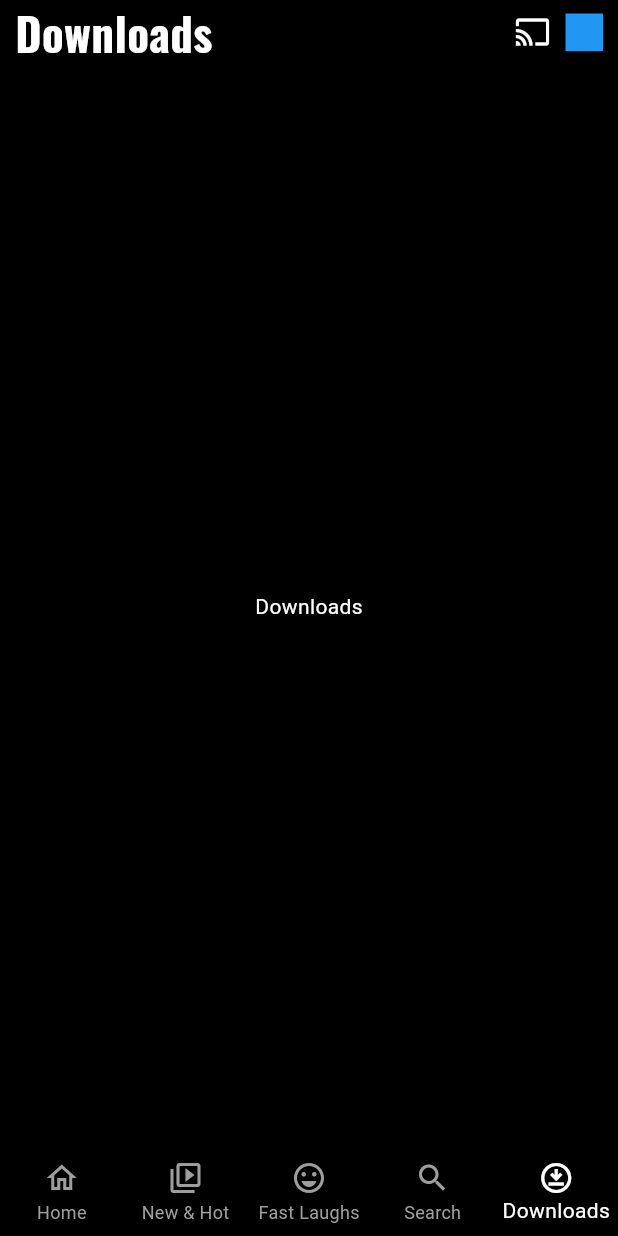
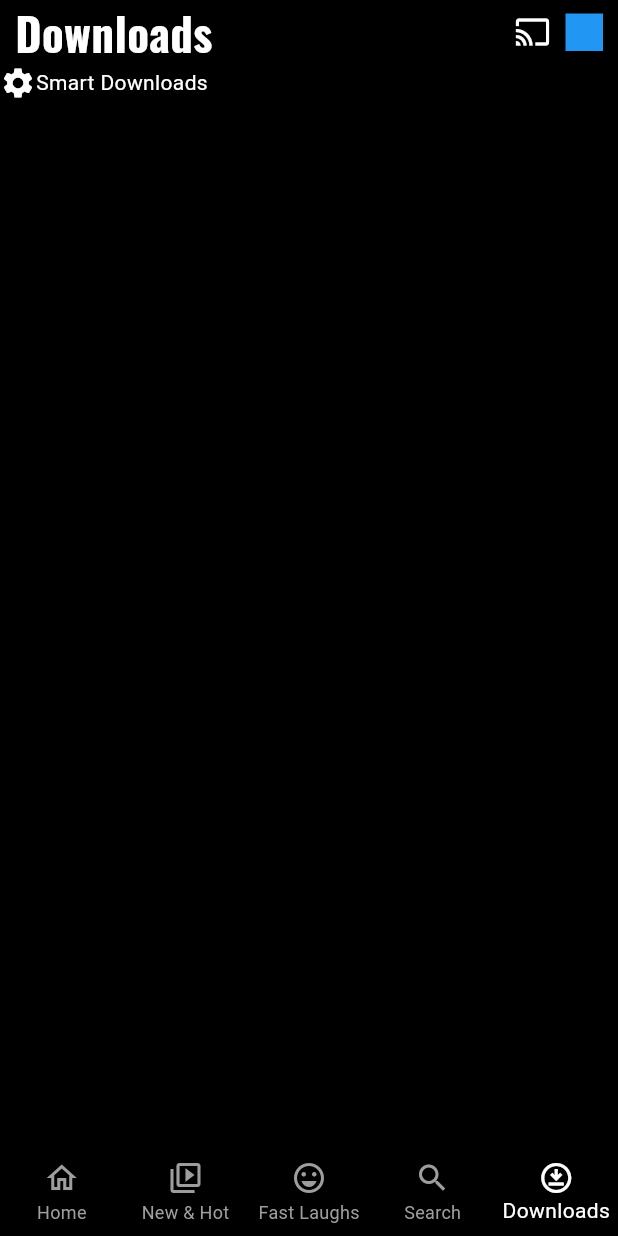
Before and after one commit to SUHAIB-P-A/NetflixClone, a Flutter app: the screen it shows after launch, item 5 of the bottom bar chosen, on a phone screen of 412 x 824 dp. Run offline on Flutter 3.47's test engine with Material 2 defaults, Android fonts, the phone set to English and light mode, and no system bars; our stand-ins replace google_fonts.

Commit message:
smart downloads

```diff
--- a/lib/presentation/Downloads/Widgets/screen_downloads.dart
+++ b/lib/presentation/Downloads/Widgets/screen_downloads.dart
@@ -1,4 +1,5 @@
 import 'package:flutter/material.dart';
+import 'package:netflix/core/colors/colors.dart';
 import 'package:netflix/presentation/Widgets/app_bar_widget.dart';
 
 class ScreenDownload extends StatelessWidget {
@@ -6,15 +7,25 @@
 
   @override
   Widget build(BuildContext context) {
-    return const Scaffold(
-      appBar: PreferredSize(
+    return Scaffold(
+      appBar: const PreferredSize(
         preferredSize: Size.fromHeight(50),
         child: AppBarWidget(
           title: "Downloads",
         ),
       ),
-      body: Center(
-        child: Text("Downloads"),
+      body: ListView(
+        children: const [
+           Row(
+            children: [
+              Icon(
+                Icons.settings,
+                color: white,
+              ),
+              Text("Smart Downloads"),
+            ],
+          ),
+        ],
       ),
     );
   }
```
